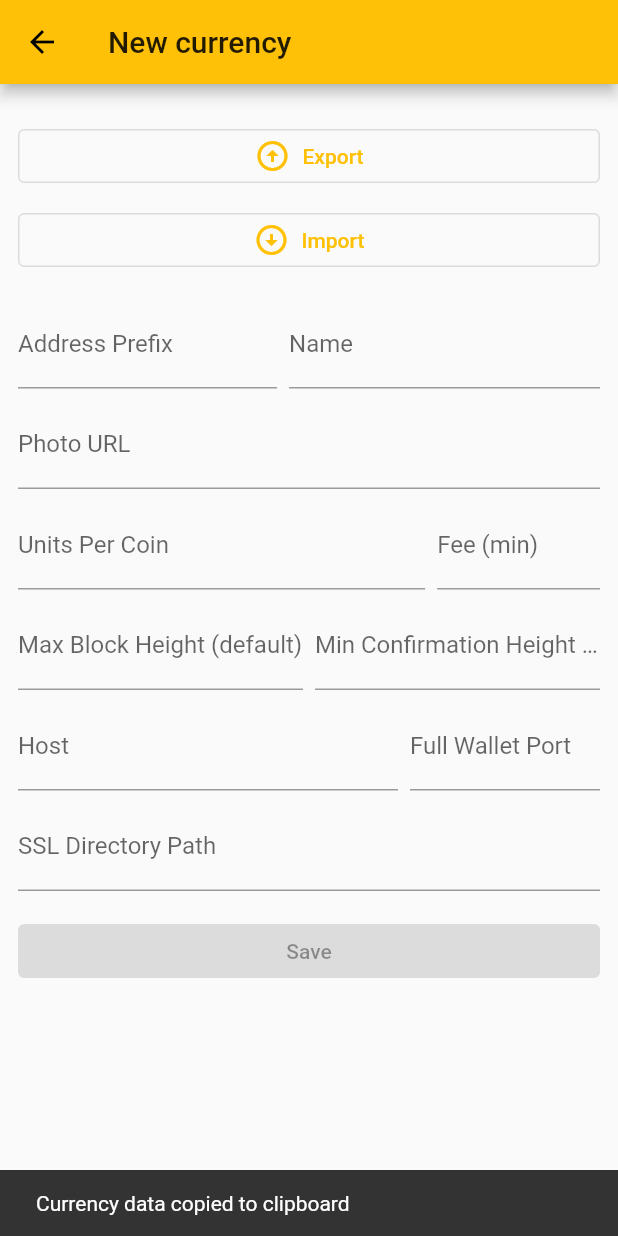
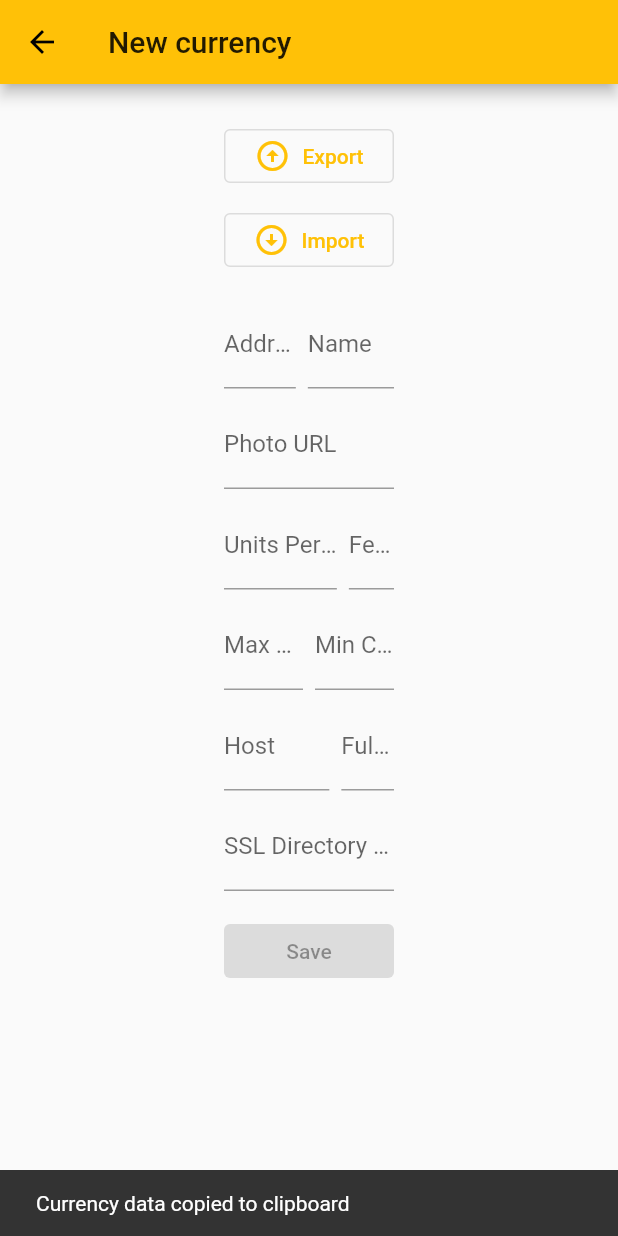
Before and after one commit to Yakuhito/yakuSwap, a Flutter app: the CurrencyScreen screen opened directly, after a tap on "Export", on a phone screen of 412 x 824 dp. Run offline on Flutter 3.47's test engine with Material 2 defaults, Android fonts, the phone set to English and light mode, and no system bars; our stand-ins replace bloc, equatable, flutter_bloc, flutter_svg, formz, loading_indicator; network calls fail.

Commit message:
web support++

```diff
--- a/lib/models/inputs/directory.dart
+++ b/lib/models/inputs/directory.dart
@@ -1,5 +1,3 @@
-import 'dart:io';
-
 import 'package:formz/formz.dart';
 
 class DirectoryInput extends FormzInput<String, String> {
@@ -11,8 +9,8 @@ class DirectoryInput extends FormzInput<String, String> {
 
   @override
   String? validator(String value) {
-    if(Directory(value).existsSync())
+    if(value[0] == "/" || value.contains(":/") || value.contains(":\\")) // good enough to prevent most errors
       return null;
-    return "That's not a directory";
+    return "Please use an absolute path";
   }
 }
--- a/lib/models/inputs/fee.dart
+++ b/lib/models/inputs/fee.dart
@@ -4,7 +4,7 @@ const ALPHABET = "0123456789";
 
 class FeeInput extends FormzInput<String, String> {
   static const String labelText = "Fee";
-  static const String hintText = "1000";
+  static const String hintText = "1";
 
   const FeeInput.pure() : super.pure("");
   const FeeInput.dirty({String value = ""}) : super.dirty(value);
--- a/lib/models/inputs/max_block_height.dart
+++ b/lib/models/inputs/max_block_height.dart
@@ -4,7 +4,7 @@ const ALPHABET = "0123456789";
 
 class MaxBlockHeightInput extends FormzInput<String, String> {
   static const String labelText = "Max Block Height";
-  static const String hintText = "150";
+  static const String hintText = "200";
 
   const MaxBlockHeightInput.pure() : super.pure("");
   const MaxBlockHeightInput.dirty({String value = ""}) : super.dirty(value);
--- a/lib/models/inputs/min_confirmation_height.dart
+++ b/lib/models/inputs/min_confirmation_height.dart
@@ -4,7 +4,7 @@ const ALPHABET = "0123456789";
 
 class MinConfirmationHeightInput extends FormzInput<String, String> {
   static const String labelText = "Min Confirmation Height";
-  static const String hintText = "10";
+  static const String hintText = "32";
 
   const MinConfirmationHeightInput.pure() : super.pure("");
   const MinConfirmationHeightInput.dirty({String value = ""}) : super.dirty(value);
--- a/lib/screens/currency.dart
+++ b/lib/screens/currency.dart
@@ -28,8 +28,14 @@ class CurrencyScreen extends StatelessWidget {
       ),
       body: BlocProvider<CurrencyCubit>(
         create: (context) => CurrencyCubit(currency: currency),
-        child: _Body(
-          showDeleteButton: currency != null,
+        child: Align(
+          alignment: Alignment.topCenter,
+          child: SizedBox(
+            width: MediaQuery.of(context).size.width / 3.0,
+            child: _Body(
+              showDeleteButton: currency != null,
+            ),
+          ),
         ),
       ),
     );
--- a/lib/screens/trade_status.dart
+++ b/lib/screens/trade_status.dart
@@ -30,6 +30,10 @@ class TradeStatusScreen extends StatelessWidget {
                   horizontal: 16.0,
                   vertical: 8.0,
                 ),
+                child: Align(
+                  alignment: Alignment.topCenter,
+                  child: SizedBox(
+                    width: MediaQuery.of(context).size.width / 2.5,
                     child: Column(
                       crossAxisAlignment: CrossAxisAlignment.stretch,
                       children: [
@@ -98,6 +102,8 @@ class TradeStatusScreen extends StatelessWidget {
                         ),
                       ],
                     ),
+                  ),
+                ),
               );
             },
           ),
```
Also changed, not shown: lib/main.dart (+15 -7 lines), lib/screens/eth_trades.dart (added, +12 -0 lines), lib/screens/trade.dart (+8 -2 lines), lib/screens/trades.dart (+20 -2 lines). Lines whose indentation alone changed are shown as unchanged.
